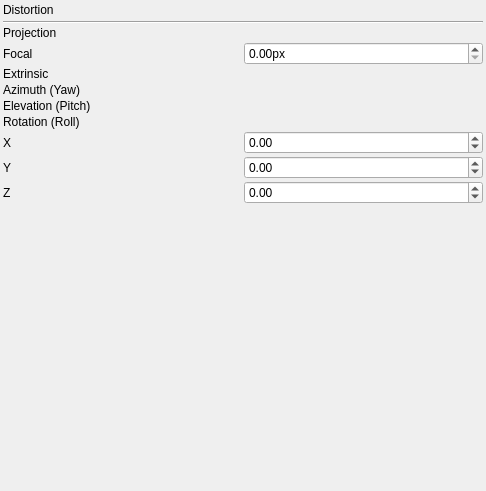
Above: utils/distortioncorrector/cameraModelParametersControlWidget.ui from NickPenkrat/corecvs before the change. Below: the same form after it.
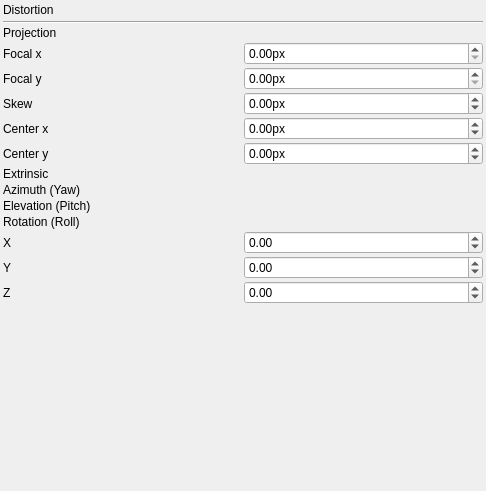
That is the form after the change. Custom widgets are drawn as their Qt base class.

Commit message: Added skew/fx/fy to ui

The edit to the form file:
```diff
--- a/utils/distortioncorrector/cameraModelParametersControlWidget.ui
+++ b/utils/distortioncorrector/cameraModelParametersControlWidget.ui
@@ -56,7 +56,56 @@
      </property>
     </widget>
    </item>
-   <item row="5" column="0">
+   <item row="5" column="1">
+    <widget class="QDoubleSpinBox" name="spinBoxFocalY">
+     <property name="suffix">
+      <string>px</string>
+     </property>
+     <property name="maximum">
+      <double>1000000000.000000000000000</double>
+     </property>
+    </widget>
+   </item>
+   <item row="6" column="1">
+    <widget class="QDoubleSpinBox" name="spinBoxSkew">
+     <property name="suffix">
+      <string>px</string>
+     </property>
+     <property name="maximum">
+      <double>1000000000.000000000000000</double>
+     </property>
+     <property name="minimum">
+      <double>-1000000000.000000000000000</double>
+     </property>
+    </widget>
+   </item>
+   <item row="7" column="1">
+    <widget class="QDoubleSpinBox" name="spinBoxCx">
+     <property name="suffix">
+      <string>px</string>
+     </property>
+     <property name="maximum">
+      <double>1000000000.000000000000000</double>
+     </property>
+     <property name="minimum">
+      <double>-1000000000.000000000000000</double>
+     </property>
+    </widget>
+   </item>
+   <item row="8" column="1">
+    <widget class="QDoubleSpinBox" name="spinBoxCy">
+     <property name="suffix">
+      <string>px</string>
+     </property>
+     <property name="maximum">
+      <double>1000000000.000000000000000</double>
+     </property>
+     <property name="minimum">
+      <double>-1000000000.000000000000000</double>
+     </property>
+    </widget>
+   </item>
+   <item row="9" column="0">
     <widget class="QLabel" name="label_4">
      <property name="text">
       <string>Extrinsic</string>
@@ -73,11 +122,39 @@
    <item row="4" column="0">
     <widget class="QLabel" name="label_3">
      <property name="text">
-      <string>Focal</string>
+      <string>Focal x</string>
      </property>
     </widget>
    </item>
-   <item row="6" column="0" colspan="2">
+   <item row="5" column="0">
+    <widget class="QLabel" name="label_3">
+     <property name="text">
+      <string>Focal y</string>
+     </property>
+    </widget>
+   </item>
+   <item row="6" column="0">
+    <widget class="QLabel" name="label_2">
+     <property name="text">
+      <string>Skew</string>
+     </property>
+    </widget>
+   </item>
+   <item row="7" column="0">
+    <widget class="QLabel" name="label_3">
+     <property name="text">
+      <string>Center x</string>
+     </property>
+    </widget>
+   </item>
+   <item row="8" column="0">
+    <widget class="QLabel" name="label_3">
+     <property name="text">
+      <string>Center y</string>
+     </property>
+    </widget>
+   </item>
+   <item row="10" column="0" colspan="2">
     <layout class="QGridLayout" name="gridLayout">
      <item row="1" column="0">
       <widget class="QLabel" name="label_6">
@@ -111,7 +188,7 @@
      </item>
     </layout>
    </item>
-   <item row="7" column="0" colspan="2">
+   <item row="11" column="0" colspan="2">
     <layout class="QGridLayout" name="gridLayout_2">
      <item row="0" column="0">
       <widget class="QLabel" name="label_8">
@@ -166,7 +243,7 @@
      </item>
     </layout>
    </item>
-   <item row="8" column="0" colspan="2">
+   <item row="12" column="0" colspan="2">
     <spacer name="verticalSpacer">
      <property name="orientation">
       <enum>Qt::Vertical</enum>
```
Left out of the diff: 2 changed lines with no effect on the pictures. The commit also changes 1 other file.
